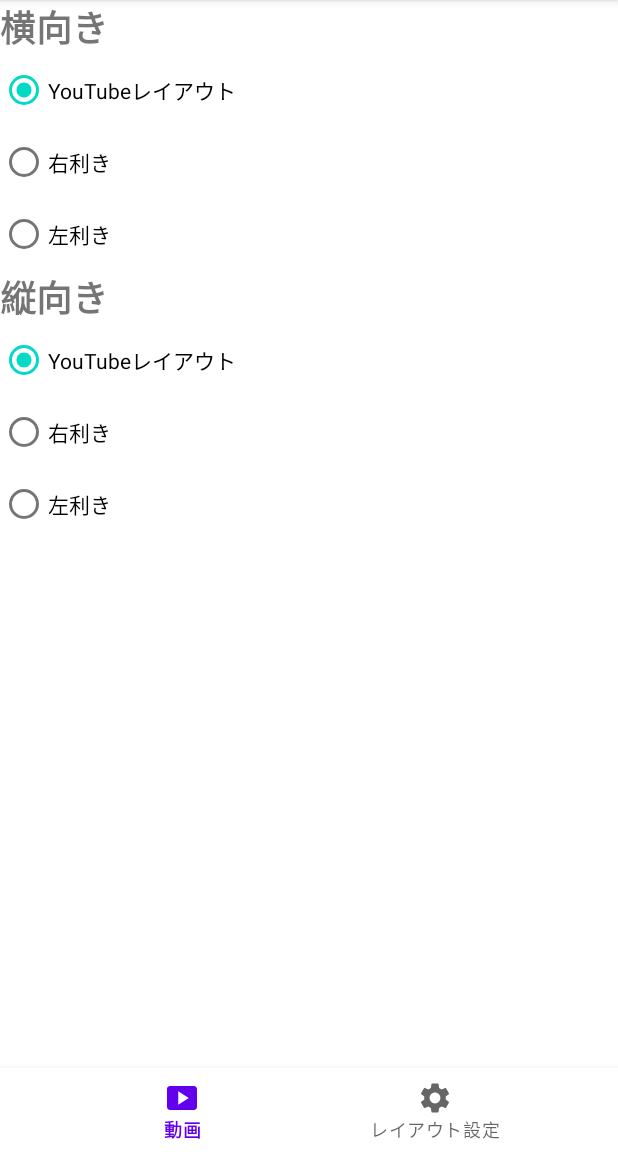
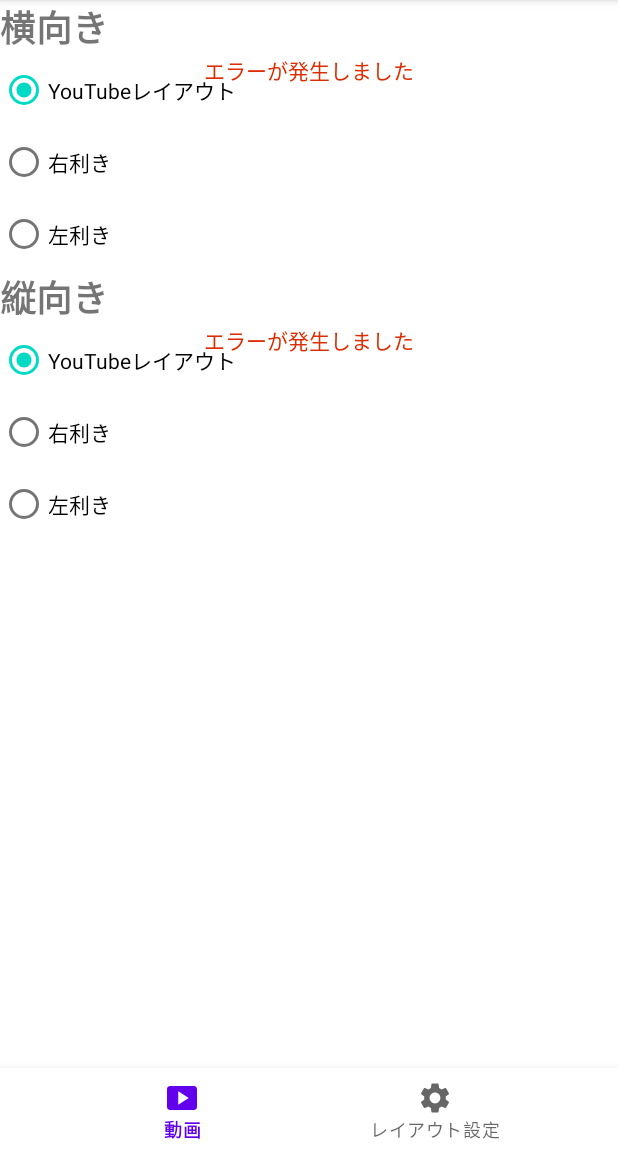
Before and after one commit to dao0203/cta_youtube-usability-app, an Android app: the screen it shows after launch (MainActivity), on a phone screen of 412 x 824 dp, the part 84-1236 px from its top. Run offline under Robolectric (Android 15) with nearby library versions, the phone set to English and light mode, and no system bars.

Commit message:
[add] エラーテキストの色とテキストとxmlに追加

```diff
--- a/app/src/main/res/layout/fragment_setting.xml
+++ b/app/src/main/res/layout/fragment_setting.xml
@@ -17,6 +17,18 @@
         app:layout_constraintTop_toTopOf="parent"
         app:layout_constraintStart_toStartOf="parent"
         app:layout_constraintEnd_toEndOf="parent"/>
+
+    <TextView
+        android:id="@+id/landscape_error_text"
+        android:layout_width="wrap_content"
+        android:layout_height="wrap_content"
+        android:text="@string/error_text"
+        android:textColor="@color/error_red"
+        app:layout_constraintEnd_toEndOf="parent"
+        app:layout_constraintStart_toStartOf="parent"
+        app:layout_constraintTop_toBottomOf="@id/landscape_text"
+        tools:ignore="VisualLintOverlap" />
+
     <ProgressBar
         android:id="@+id/landscape_progress"
         android:layout_height="wrap_content"
@@ -69,6 +81,17 @@
         app:layout_constraintStart_toStartOf="parent"
         app:layout_constraintEnd_toEndOf="parent"/>
 
+    <TextView
+        android:id="@+id/portrait_error_text"
+        android:layout_width="wrap_content"
+        android:layout_height="wrap_content"
+        android:text="@string/error_text"
+        android:textColor="@color/error_red"
+        app:layout_constraintEnd_toEndOf="parent"
+        app:layout_constraintStart_toStartOf="parent"
+        app:layout_constraintTop_toBottomOf="@id/portrait_text"
+        tools:ignore="VisualLintOverlap" />
+
     <ProgressBar
         android:id="@+id/portrait_progress"
         android:layout_width="wrap_content"
--- a/app/src/main/res/values/colors.xml
+++ b/app/src/main/res/values/colors.xml
@@ -7,4 +7,5 @@
     <color name="teal_700">#FF018786</color>
     <color name="black">#FF000000</color>
     <color name="white">#FFFFFFFF</color>
+    <color name="error_red">#DD2C00</color>
 </resources>
--- a/app/src/main/res/values/strings.xml
+++ b/app/src/main/res/values/strings.xml
@@ -7,4 +7,5 @@
     <string name="youtube_layout">YouTubeレイアウト</string>
     <string name="title_layout_setting">レイアウト設定</string>
     <string name="title_movie">動画</string>
+    <string name="error_text">エラーが発生しました</string>
 </resources>
```
